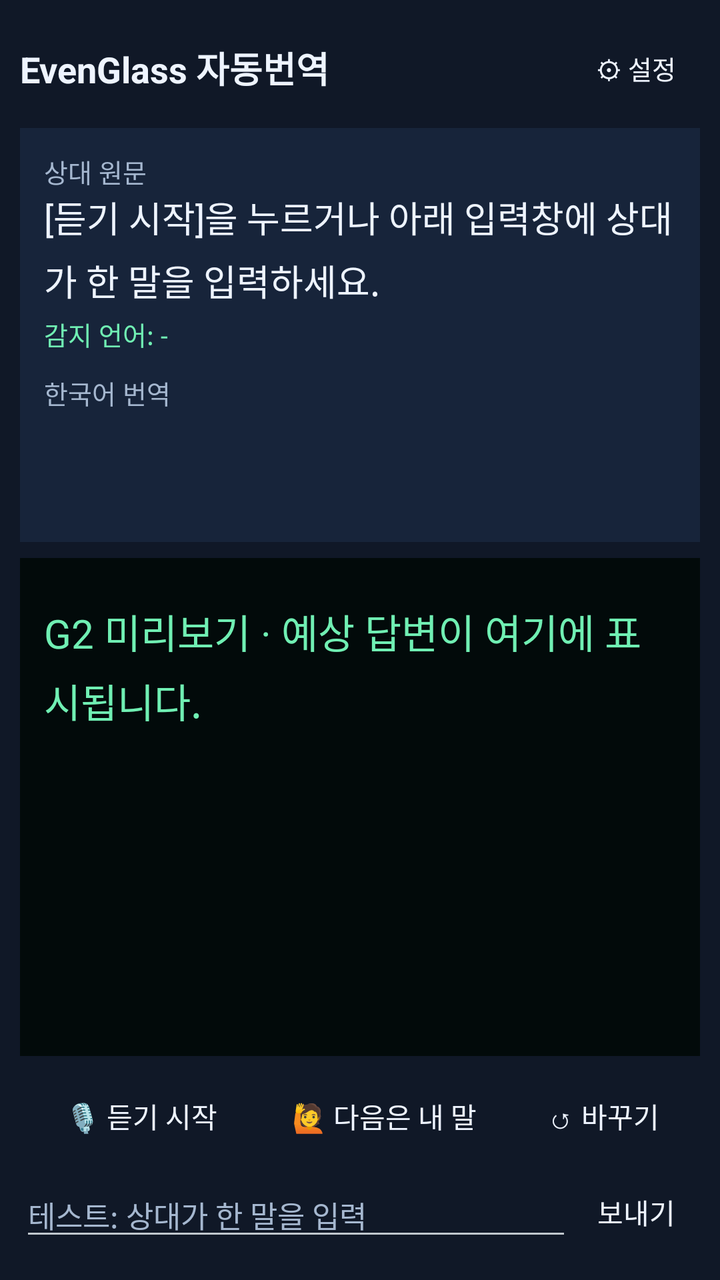
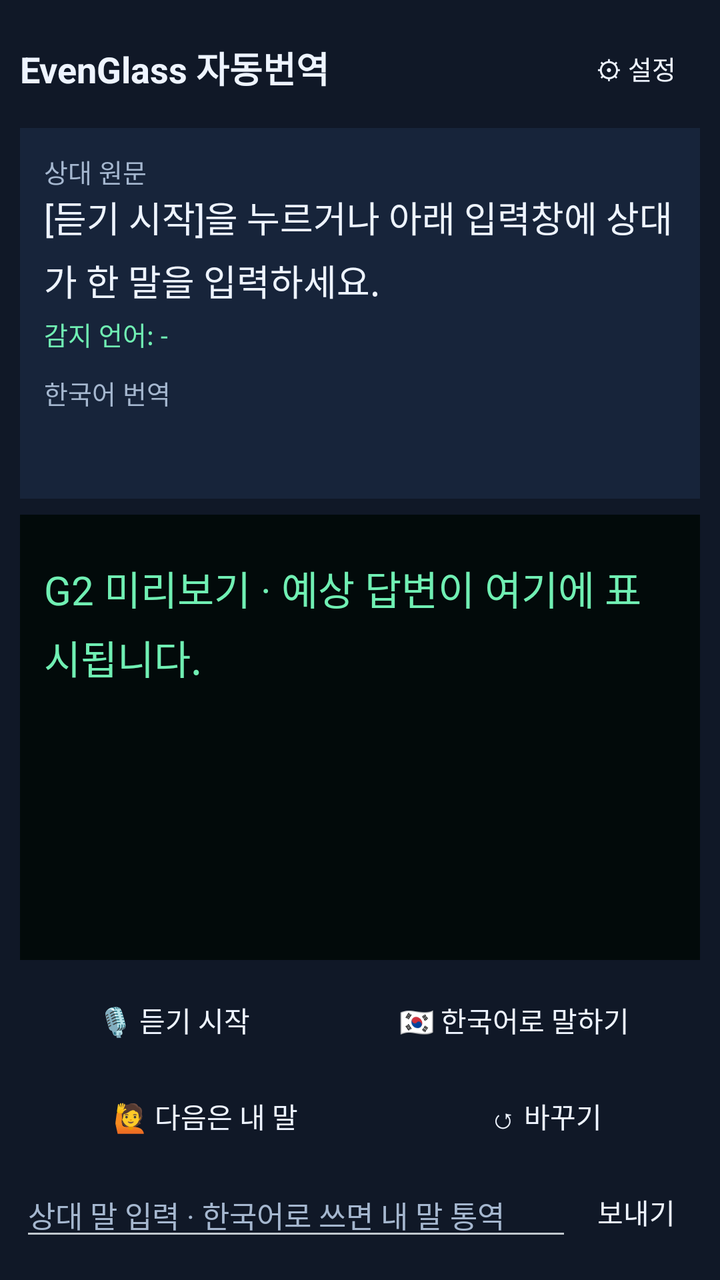

Before-and-after screenshots of an Android layout around one commit, followed by the original layout XML and the change that was made.
<!-- AndroidManifest.xml: application theme AppTheme -->
<!-- res/layout/activity_main.xml -->
<?xml version="1.0" encoding="utf-8"?>
<LinearLayout xmlns:android="http://schemas.android.com/apk/res/android"
    android:layout_width="match_parent"
    android:layout_height="match_parent"
    android:background="@color/bg"
    android:orientation="vertical"
    android:padding="10dp">

    <LinearLayout
        android:layout_width="match_parent"
        android:layout_height="wrap_content"
        android:gravity="center_vertical"
        android:orientation="horizontal">

        <TextView
            android:layout_width="0dp"
            android:layout_height="wrap_content"
            android:layout_weight="1"
            android:text="EvenGlass 자동번역"
            android:textColor="@color/txt"
            android:textSize="18sp"
            android:textStyle="bold" />

        <TextView
            android:id="@+id/asrLang"
            android:layout_width="wrap_content"
            android:layout_height="wrap_content"
            android:layout_marginEnd="4dp"
            android:textColor="@color/mut"
            android:textSize="12sp" />

        <Button
            android:id="@+id/settings"
            style="?android:attr/buttonBarButtonStyle"
            android:layout_width="wrap_content"
            android:layout_height="wrap_content"
            android:text="⚙ 설정"
            android:textColor="@color/txt"
            android:textSize="13sp" />
    </LinearLayout>

    <TextView
        android:id="@+id/status"
        android:layout_width="match_parent"
        android:layout_height="wrap_content"
        android:textColor="@color/mut"
        android:textSize="13sp"
        android:visibility="gone" />

    <ScrollView
        android:layout_width="match_parent"
        android:layout_height="0dp"
        android:layout_marginTop="6dp"
        android:layout_weight="1"
        android:background="@color/card"
        android:padding="12dp">

        <LinearLayout
            android:layout_width="match_parent"
            android:layout_height="wrap_content"
            android:orientation="vertical">

            <TextView
                android:layout_width="wrap_content"
                android:layout_height="wrap_content"
                android:text="상대 원문"
                android:textColor="@color/mut"
                android:textSize="13sp" />

            <TextView
                android:id="@+id/other"
                android:layout_width="match_parent"
                android:layout_height="wrap_content"
                android:lineSpacingMultiplier="1.2"
                android:text="[듣기 시작]을 누르거나 아래 입력창에 상대가 한 말을 입력하세요."
                android:textColor="@color/txt"
                android:textIsSelectable="true"
                android:textSize="18sp" />

            <TextView
                android:id="@+id/lang"
                android:layout_width="wrap_content"
                android:layout_height="wrap_content"
                android:layout_marginTop="4dp"
                android:text="감지 언어: -"
                android:textColor="@color/green"
                android:textSize="13sp" />

            <TextView
                android:layout_width="wrap_content"
                android:layout_height="wrap_content"
                android:layout_marginTop="10dp"
                android:text="한국어 번역"
                android:textColor="@color/mut"
                android:textSize="13sp" />

            <TextView
                android:id="@+id/translation"
                android:layout_width="match_parent"
                android:layout_height="wrap_content"
                android:lineSpacingMultiplier="1.2"
                android:textColor="@color/txt"
                android:textIsSelectable="true"
                android:textSize="18sp" />
        </LinearLayout>
    </ScrollView>

    <FrameLayout
        android:layout_width="match_parent"
        android:layout_height="0dp"
        android:layout_marginTop="8dp"
        android:layout_weight="1.2"
        android:background="#020A0A">

        <ScrollView
            android:layout_width="match_parent"
            android:layout_height="match_parent"
            android:padding="12dp">

            <TextView
                android:id="@+id/answers"
                android:layout_width="match_parent"
                android:layout_height="wrap_content"
                android:layout_marginTop="10dp"
                android:lineSpacingMultiplier="1.2"
                android:text="G2 미리보기 · 예상 답변이 여기에 표시됩니다."
                android:textColor="@color/green"
                android:textIsSelectable="true"
                android:textSize="20sp" />
        </ScrollView>

        <TextView
            android:id="@+id/latency"
            android:layout_width="wrap_content"
            android:layout_height="wrap_content"
            android:layout_gravity="top|end"
            android:layout_margin="4dp"
            android:textColor="#4FBF8A"
            android:textSize="11sp" />
    </FrameLayout>

    <LinearLayout
        android:layout_width="match_parent"
        android:layout_height="wrap_content"
        android:layout_marginTop="6dp"
        android:orientation="horizontal">

        <Button
            android:id="@+id/listen"
            style="?android:attr/buttonBarButtonStyle"
            android:layout_width="0dp"
            android:layout_height="wrap_content"
            android:layout_weight="1"
            android:text="🎙 듣기 시작"
            android:textColor="@color/txt" />

        <Button
            android:id="@+id/myReply"
            style="?android:attr/buttonBarButtonStyle"
            android:layout_width="0dp"
            android:layout_height="wrap_content"
            android:layout_weight="1"
            android:text="🙋 다음은 내 말"
            android:textColor="@color/txt" />

        <Button
            android:id="@+id/flip"
            style="?android:attr/buttonBarButtonStyle"
            android:layout_width="0dp"
            android:layout_height="wrap_content"
            android:layout_weight="0.8"
            android:text="↺ 바꾸기"
            android:textColor="@color/txt" />
    </LinearLayout>

    <LinearLayout
        android:layout_width="match_parent"
        android:layout_height="wrap_content"
        android:gravity="center_vertical"
        android:orientation="horizontal">

        <EditText
            android:id="@+id/input"
            android:layout_width="0dp"
            android:layout_height="wrap_content"
            android:layout_weight="1"
            android:hint="테스트: 상대가 한 말을 입력"
            android:imeOptions="actionSend"
            android:inputType="text"
            android:textColor="@color/txt"
            android:textColorHint="@color/mut"
            android:textSize="15sp" />

        <Button
            android:id="@+id/send"
            style="?android:attr/buttonBarButtonStyle"
            android:layout_width="wrap_content"
            android:layout_height="wrap_content"
            android:text="보내기"
            android:textColor="@color/txt" />
    </LinearLayout>
</LinearLayout>
<!-- resources referenced by this layout -->
<resources>
  <color name="bg">#101827</color>
  <color name="card">#17243A</color>
  <color name="green">#70EFB3</color>
  <color name="mut">#A5B7CF</color>
  <color name="txt">#EEF4FF</color>
  <style name="AppTheme" parent="android:Theme.DeviceDefault.NoActionBar">
          <item name="android:windowBackground">@color/bg</item>
          <item name="android:statusBarColor">@color/bg</item>
          <item name="android:navigationBarColor">@color/bg</item>
      </style>
</resources>

<!-- the commit's change to res/layout/activity_main.xml (unified diff, before → after) -->
@@ -152,25 +152,45 @@
             android:layout_height="wrap_content"
             android:layout_weight="1"
             android:text="🎙 듣기 시작"
-            android:textColor="@color/txt" />
+            android:textColor="@color/txt"
+            android:textSize="14sp" />
+
+        <Button
+            android:id="@+id/korean"
+            style="?android:attr/buttonBarButtonStyle"
+            android:layout_width="0dp"
+            android:layout_height="wrap_content"
+            android:layout_weight="1.2"
+            android:text="🇰🇷 한국어로 말하기"
+            android:textColor="@color/txt"
+            android:textSize="14sp" />
+    </LinearLayout>
+
+    <LinearLayout
+        android:layout_width="match_parent"
+        android:layout_height="wrap_content"
+        android:layout_marginTop="0dp"
+        android:orientation="horizontal">
 
         <Button
             android:id="@+id/myReply"
             style="?android:attr/buttonBarButtonStyle"
             android:layout_width="0dp"
             android:layout_height="wrap_content"
-            android:layout_weight="1"
+            android:layout_weight="1.2"
             android:text="🙋 다음은 내 말"
-            android:textColor="@color/txt" />
+            android:textColor="@color/txt"
+            android:textSize="14sp" />
 
         <Button
             android:id="@+id/flip"
             style="?android:attr/buttonBarButtonStyle"
             android:layout_width="0dp"
             android:layout_height="wrap_content"
-            android:layout_weight="0.8"
+            android:layout_weight="1"
             android:text="↺ 바꾸기"
-            android:textColor="@color/txt" />
+            android:textColor="@color/txt"
+            android:textSize="14sp" />
     </LinearLayout>
 
     <LinearLayout
@@ -184,7 +204,7 @@
             android:layout_width="0dp"
             android:layout_height="wrap_content"
             android:layout_weight="1"
-            android:hint="테스트: 상대가 한 말을 입력"
+            android:hint="상대 말 입력 · 한국어로 쓰면 내 말 통역"
             android:imeOptions="actionSend"
             android:inputType="text"
             android:textColor="@color/txt"
